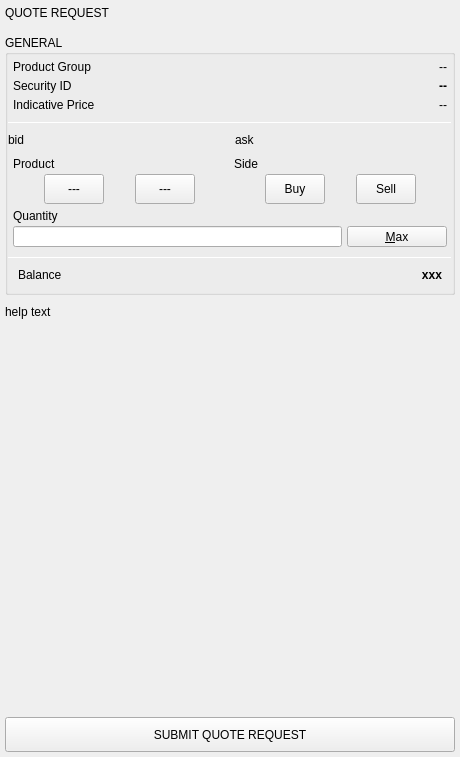
Old version of the form BlockSettleUILib/Trading/FuturesTicket.ui in the repository BlockSettle/terminal.
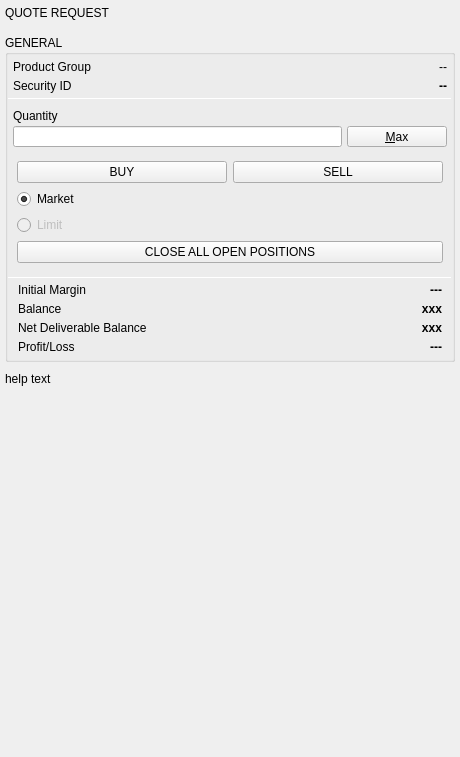
New version of the form.

Commit message: Update futures ticker UI

What changed in the file:
```diff
--- a/BlockSettleUILib/Trading/FuturesTicket.ui
+++ b/BlockSettleUILib/Trading/FuturesTicket.ui
@@ -118,7 +118,7 @@
         </property>
         <layout class="QVBoxLayout" name="verticalLayout_13">
          <property name="spacing">
-          <number>10</number>
+          <number>5</number>
          </property>
          <property name="leftMargin">
           <number>0</number>
@@ -259,59 +259,6 @@
               </layout>
              </widget>
             </item>
-            <item>
-             <widget class="QWidget" name="horizontalWidgetPrice" native="true">
-              <property name="minimumSize">
-               <size>
-                <width>0</width>
-                <height>0</height>
-               </size>
-              </property>
-              <layout class="QHBoxLayout" name="horizontalLayout_9">
-               <property name="spacing">
-                <number>5</number>
-               </property>
-               <property name="leftMargin">
-                <number>0</number>
-               </property>
-               <property name="topMargin">
-                <number>0</number>
-               </property>
-               <property name="rightMargin">
-                <number>0</number>
-               </property>
-               <property name="bottomMargin">
-                <number>0</number>
-               </property>
-               <item>
-                <widget class="QLabel" name="label_7">
-                 <property name="maximumSize">
-                  <size>
-                   <width>100</width>
-                   <height>16777215</height>
-                  </size>
-                 </property>
-                 <property name="text">
-                  <string>Indicative Price</string>
-                 </property>
-                </widget>
-               </item>
-               <item>
-                <widget class="QLabel" name="labelIndicativePrice">
-                 <property name="text">
-                  <string>--</string>
-                 </property>
-                 <property name="alignment">
-                  <set>Qt::AlignRight|Qt::AlignTrailing|Qt::AlignVCenter</set>
-                 </property>
-                 <property name="whiteLabel" stdset="0">
-                  <bool>true</bool>
-                 </property>
-                </widget>
-               </item>
-              </layout>
-             </widget>
-            </item>
            </layout>
           </widget>
          </item>
@@ -329,22 +276,7 @@
           </widget>
          </item>
          <item>
-          <layout class="QHBoxLayout" name="horizontalLayout_7">
-           <item>
-            <widget class="QLabel" name="labelBid">
-             <property name="text">
-              <string>bid</string>
-             </property>
-            </widget>
-           </item>
-           <item>
-            <widget class="QLabel" name="labelAsk">
-             <property name="text">
-              <string>ask</string>
-             </property>
-            </widget>
-           </item>
-          </layout>
+          <widget class="QWidget" name="widgetPrices" native="true"/>
          </item>
          <item>
           <widget class="QWidget" name="verticalWidgetSelectedProduct" native="true">
@@ -370,252 +302,6 @@
             <property name="bottomMargin">
              <number>0</number>
             </property>
-            <item>
-             <widget class="QWidget" name="productside" native="true">
-              <property name="minimumSize">
-               <size>
-                <width>0</width>
-                <height>0</height>
-               </size>
-              </property>
-              <property name="maximumSize">
-               <size>
-                <width>16777215</width>
-                <height>16777215</height>
-               </size>
-              </property>
-              <layout class="QHBoxLayout" name="horizontalLayout_3">
-               <property name="spacing">
-                <number>5</number>
-               </property>
-               <property name="leftMargin">
-                <number>0</number>
-               </property>
-               <property name="topMargin">
-                <number>0</number>
-               </property>
-               <property name="rightMargin">
-                <number>0</number>
-               </property>
-               <property name="bottomMargin">
-                <number>0</number>
-               </property>
-               <item>
-                <widget class="QWidget" name="verticalWidgetProduct" native="true">
-                 <property name="minimumSize">
-                  <size>
-                   <width>0</width>
-                   <height>0</height>
-                  </size>
-                 </property>
-                 <layout class="QVBoxLayout" name="verticalLayout_2">
-                  <property name="spacing">
-                   <number>3</number>
-                  </property>
-                  <property name="leftMargin">
-                   <number>0</number>
-                  </property>
-                  <property name="topMargin">
-                   <number>0</number>
-                  </property>
-                  <property name="rightMargin">
-                   <number>0</number>
-                  </property>
-                  <property name="bottomMargin">
-                   <number>0</number>
-                  </property>
-                  <item>
-                   <widget class="QLabel" name="labelProduct">
-                    <property name="text">
-                     <string>Product</string>
-                    </property>
-                   </widget>
-                  </item>
-                  <item>
-                   <widget class="QWidget" name="widget_2" native="true">
-                    <layout class="QHBoxLayout" name="horizontalLayout_10">
-                     <property name="spacing">
-                      <number>0</number>
-                     </property>
-                     <property name="leftMargin">
-                      <number>0</number>
-                     </property>
-                     <property name="topMargin">
-                      <number>0</number>
-                     </property>
-                     <property name="rightMargin">
-                      <number>0</number>
-                     </property>
-                     <property name="bottomMargin">
-                      <number>0</number>
-                     </property>
-                     <item>
-                      <widget class="QPushButton" name="pushButtonNumCcy">
-                       <property name="minimumSize">
-                        <size>
-                         <width>60</width>
-                         <height>30</height>
-                        </size>
-                       </property>
-                       <property name="maximumSize">
-                        <size>
-                         <width>60</width>
-                         <height>30</height>
-                        </size>
-                       </property>
-                       <property name="text">
-                        <string>---</string>
-                       </property>
-                       <property name="checkable">
-                        <bool>true</bool>
-                       </property>
-                       <property name="left_button" stdset="0">
-                        <bool>true</bool>
-                       </property>
-                      </widget>
-                     </item>
-                     <item>
-                      <widget class="QPushButton" name="pushButtonDenomCcy">
-                       <property name="minimumSize">
-                        <size>
-                         <width>60</width>
-                         <height>30</height>
-                        </size>
-                       </property>
-                       <property name="maximumSize">
-                        <size>
-                         <width>60</width>
-                         <height>30</height>
-                        </size>
-                       </property>
-                       <property name="text">
-                        <string>---</string>
-                       </property>
-                       <property name="checkable">
-                        <bool>true</bool>
-                       </property>
-                       <property name="right_button" stdset="0">
-                        <bool>true</bool>
-                       </property>
-                      </widget>
-                     </item>
-                    </layout>
-                   </widget>
-                  </item>
-                 </layout>
-                </widget>
-               </item>
-               <item>
-                <widget class="QWidget" name="verticalWidgetSide" native="true">
-                 <property name="minimumSize">
-                  <size>
-                   <width>0</width>
-                   <height>0</height>
-                  </size>
-                 </property>
-                 <layout class="QVBoxLayout" name="verticalLayout_3">
-                  <property name="spacing">
-                   <number>3</number>
-                  </property>
-                  <property name="leftMargin">
-                   <number>1</number>
-                  </property>
-                  <property name="topMargin">
-                   <number>0</number>
-                  </property>
-                  <property name="rightMargin">
-                   <number>0</number>
-                  </property>
-                  <property name="bottomMargin">
-                   <number>0</number>
-                  </property>
-                  <item>
-                   <widget class="QLabel" name="labelSide">
-                    <property name="text">
-                     <string>Side</string>
-                    </property>
-                   </widget>
-                  </item>
-                  <item>
-                   <widget class="QWidget" name="widget" native="true">
-                    <property name="sideSwitchContainer" stdset="0">
-                     <bool>true</bool>
-                    </property>
-                    <layout class="QHBoxLayout" name="horizontalLayout_11">
-                     <property name="spacing">
-                      <number>0</number>
-                     </property>
-                     <property name="leftMargin">
-                      <number>0</number>
-                     </property>
-                     <property name="topMargin">
-                      <number>0</number>
-                     </property>
-                     <property name="rightMargin">
-                      <number>0</number>
-                     </property>
-                     <property name="bottomMargin">
-                      <number>0</number>
-                     </property>
-                     <item>
-                      <widget class="QPushButton" name="pushButtonBuy">
-                       <property name="minimumSize">
-                        <size>
-                         <width>60</width>
-                         <height>30</height>
-                        </size>
-                       </property>
-                       <property name="maximumSize">
-                        <size>
-                         <width>60</width>
-                         <height>30</height>
-                        </size>
-                       </property>
-                       <property name="text">
-                        <string>Buy</string>
-                       </property>
-                       <property name="checkable">
-                        <bool>true</bool>
-                       </property>
-                       <property name="left_button" stdset="0">
-                        <bool>true</bool>
-                       </property>
-                      </widget>
-                     </item>
-                     <item>
-                      <widget class="QPushButton" name="pushButtonSell">
-                       <property name="minimumSize">
-                        <size>
-                         <width>60</width>
-                         <height>30</height>
-                        </size>
-                       </property>
-                       <property name="maximumSize">
-                        <size>
-                         <width>60</width>
-                         <height>30</height>
-                        </size>
-                       </property>
-                       <property name="text">
-                        <string>Sell</string>
-                       </property>
-                       <property name="checkable">
-                        <bool>true</bool>
-                       </property>
-                       <property name="right_button" stdset="0">
-                        <bool>true</bool>
-                       </property>
-                      </widget>
-                     </item>
-                    </layout>
-                   </widget>
-                  </item>
-                 </layout>
-                </widget>
-               </item>
-              </layout>
-             </widget>
-            </item>
             <item>
              <widget class="QWidget" name="QuantityLayout" native="true">
               <property name="minimumSize">
@@ -724,6 +410,71 @@
            </layout>
           </widget>
          </item>
+         <item>
+          <widget class="QWidget" name="widget_3" native="true">
+           <layout class="QGridLayout" name="gridLayout_2">
+            <item row="3" column="0">
+             <widget class="QPushButton" name="pushButtonClose">
+              <property name="text">
+               <string>CLOSE ALL OPEN POSITIONS</string>
+              </property>
+             </widget>
+            </item>
+            <item row="1" column="0">
+             <widget class="QRadioButton" name="radioButton">
+              <property name="text">
+               <string>Market</string>
+              </property>
+              <property name="checked">
+               <bool>true</bool>
+              </property>
+             </widget>
+            </item>
+            <item row="2" column="0">
+             <widget class="QRadioButton" name="radioButton_2">
+              <property name="enabled">
+               <bool>false</bool>
+              </property>
+              <property name="text">
+               <string>Limit</string>
+              </property>
+             </widget>
+            </item>
+            <item row="0" column="0">
+             <widget class="QWidget" name="widget" native="true">
+              <layout class="QHBoxLayout" name="horizontalLayout_3">
+               <property name="leftMargin">
+                <number>0</number>
+               </property>
+               <property name="topMargin">
+                <number>0</number>
+               </property>
+               <property name="rightMargin">
+                <number>0</number>
+               </property>
+               <property name="bottomMargin">
+                <number>0</number>
+               </property>
+               <item>
+                <widget class="QPushButton" name="pushButtonBuy">
+                 <property name="text">
+                  <string>BUY</string>
+                 </property>
+                </widget>
+               </item>
+               <item>
+                <widget class="QPushButton" name="pushButtonSell">
+                 <property name="text">
+                  <string>SELL</string>
+                 </property>
+                </widget>
+               </item>
+              </layout>
+             </widget>
+            </item>
+           </layout>
+          </widget>
+         </item>
          <item>
           <widget class="Line" name="lineBeforeBalance">
            <property name="maximumSize">
@@ -759,11 +510,52 @@
              <number>10</number>
             </property>
             <property name="bottomMargin">
-             <number>10</number>
+             <number>0</number>
             </property>
             <item>
              <widget class="QLabel" name="cashBalanceLabel">
               <property name="text">
+               <string>Initial Margin</string>
+              </property>
+             </widget>
+            </item>
+            <item>
+             <widget class="QLabel" name="labelInitialMargin">
+              <property name="styleSheet">
+               <string notr="true">font-weight: bold;</string>
+              </property>
+              <property name="text">
+               <string>---</string>
+              </property>
+              <property name="alignment">
+               <set>Qt::AlignRight|Qt::AlignTrailing|Qt::AlignVCenter</set>
+              </property>
+              <property name="whiteLabel" stdset="0">
+               <bool>true</bool>
+              </property>
+             </widget>
+            </item>
+           </layout>
+          </widget>
+         </item>
+         <item>
+          <widget class="QWidget" name="widget_4" native="true">
+           <layout class="QHBoxLayout" name="horizontalLayout_9">
+            <property name="leftMargin">
+             <number>10</number>
+            </property>
+            <property name="topMargin">
+             <number>0</number>
+            </property>
+            <property name="rightMargin">
+             <number>10</number>
+            </property>
+            <property name="bottomMargin">
+             <number>0</number>
+            </property>
+            <item>
+             <widget class="QLabel" name="cashBalanceLabel_3">
+              <property name="text">
                <string>Balance</string>
               </property>
              </widget>
@@ -787,6 +579,88 @@
            </layout>
           </widget>
          </item>
+         <item>
+          <widget class="QWidget" name="widget_5" native="true">
+           <layout class="QHBoxLayout" name="horizontalLayout_12">
+            <property name="leftMargin">
+             <number>10</number>
+            </property>
+            <property name="topMargin">
+             <number>0</number>
+            </property>
+            <property name="rightMargin">
+             <number>10</number>
+            </property>
+            <property name="bottomMargin">
+             <number>0</number>
+            </property>
+            <item>
+             <widget class="QLabel" name="label_3">
+              <property name="text">
+               <string>Net Deliverable Balance</string>
+              </property>
+             </widget>
+            </item>
+            <item>
+             <widget class="QLabel" name="labelFutureBalanceValue">
+              <property name="styleSheet">
+               <string notr="true">font-weight: bold;</string>
+              </property>
+              <property name="text">
+               <string>xxx</string>
+              </property>
+              <property name="alignment">
+               <set>Qt::AlignRight|Qt::AlignTrailing|Qt::AlignVCenter</set>
+              </property>
+              <property name="whiteLabel" stdset="0">
+               <bool>true</bool>
+              </property>
+             </widget>
+            </item>
+           </layout>
+          </widget>
+         </item>
+         <item>
+          <widget class="QWidget" name="widget_6" native="true">
+           <layout class="QHBoxLayout" name="horizontalLayout_13">
+            <property name="leftMargin">
+             <number>10</number>
+            </property>
+            <property name="topMargin">
+             <number>0</number>
+            </property>
+            <property name="rightMargin">
+             <number>10</number>
+            </property>
+            <property name="bottomMargin">
+             <number>5</number>
+            </property>
+            <item>
+             <widget class="QLabel" name="label_4">
+              <property name="text">
+               <string>Profit/Loss</string>
+              </property>
+             </widget>
+            </item>
+            <item>
+             <widget class="QLabel" name="labelProfitLoss">
+              <property name="styleSheet">
+               <string notr="true">font-weight: bold;</string>
+              </property>
+              <property name="text">
+               <string>---</string>
+              </property>
+              <property name="alignment">
+               <set>Qt::AlignRight|Qt::AlignTrailing|Qt::AlignVCenter</set>
+              </property>
+              <property name="whiteLabel" stdset="0">
+               <bool>true</bool>
+              </property>
+             </widget>
+            </item>
+           </layout>
+          </widget>
+         </item>
         </layout>
        </widget>
       </item>
@@ -852,22 +726,6 @@
       <property name="bottomMargin">
        <number>5</number>
       </property>
-      <item>
-       <widget class="QPushButton" name="pushButtonSubmit">
-        <property name="minimumSize">
-         <size>
-          <width>0</width>
-          <height>35</height>
-         </size>
-        </property>
-        <property name="styleSheet">
-         <string notr="true"/>
-        </property>
-        <property name="text">
-         <string>SUBMIT QUOTE REQUEST</string>
-        </property>
-       </widget>
-      </item>
      </layout>
     </widget>
    </item>
```
The commit also changes 6 other files.
